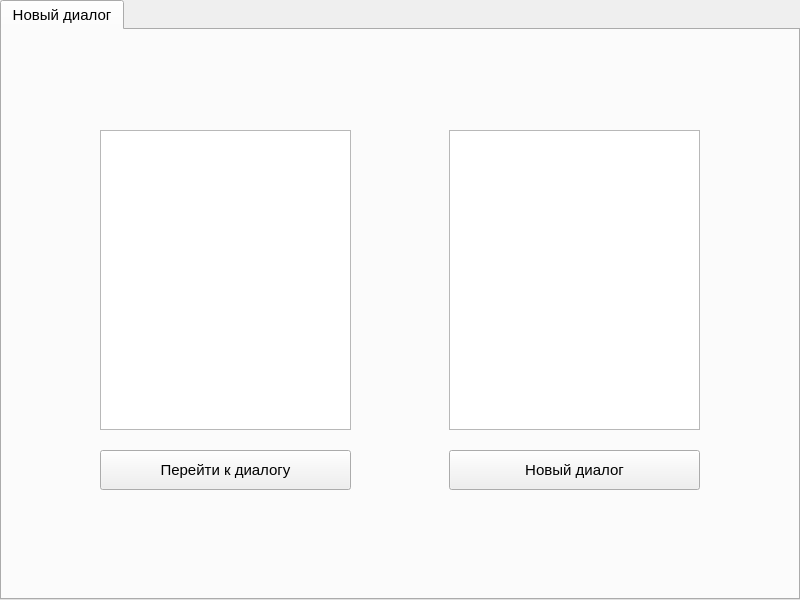
Before: the Qt Designer form Client/mainwidget.ui in Kekuch13/messenger, drawn with Qt 5.
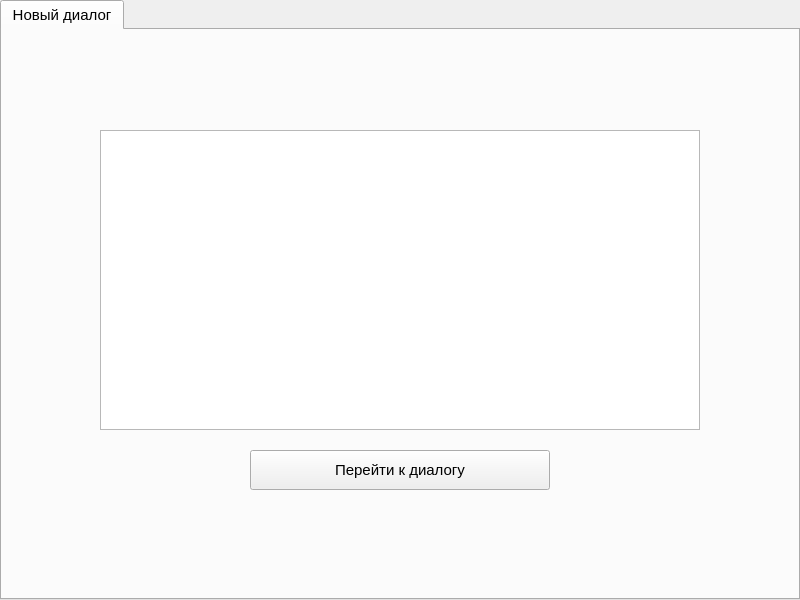
After: the same form once the commit is applied. The open tabs and pages were chosen to show the change.

The edit to the form file:
```diff
--- a/Client/mainwidget.ui
+++ b/Client/mainwidget.ui
@@ -161,45 +161,12 @@
       <attribute name="title">
        <string>Новый диалог</string>
       </attribute>
-      <widget class="QListWidget" name="newDialogsList">
-       <property name="geometry">
-        <rect>
-         <x>447</x>
-         <y>100</y>
-         <width>251</width>
-         <height>300</height>
-        </rect>
-       </property>
-       <property name="font">
-        <font>
-         <pointsize>11</pointsize>
-        </font>
-       </property>
-      </widget>
-      <widget class="QPushButton" name="newDialogButton">
-       <property name="geometry">
-        <rect>
-         <x>447</x>
-         <y>420</y>
-         <width>251</width>
-         <height>40</height>
-        </rect>
-       </property>
-       <property name="font">
-        <font>
-         <pointsize>11</pointsize>
-        </font>
-       </property>
-       <property name="text">
-        <string>Новый диалог</string>
-       </property>
-      </widget>
       <widget class="QListWidget" name="dialogsList">
        <property name="geometry">
         <rect>
          <x>98</x>
          <y>100</y>
-         <width>251</width>
+         <width>600</width>
          <height>300</height>
         </rect>
        </property>
@@ -212,9 +179,9 @@
       <widget class="QPushButton" name="dialogButton">
        <property name="geometry">
         <rect>
-         <x>98</x>
+         <x>248</x>
          <y>420</y>
-         <width>251</width>
+         <width>300</width>
          <height>40</height>
         </rect>
        </property>
```
Left out of the diff: 24 changed lines with no effect on the pictures.
